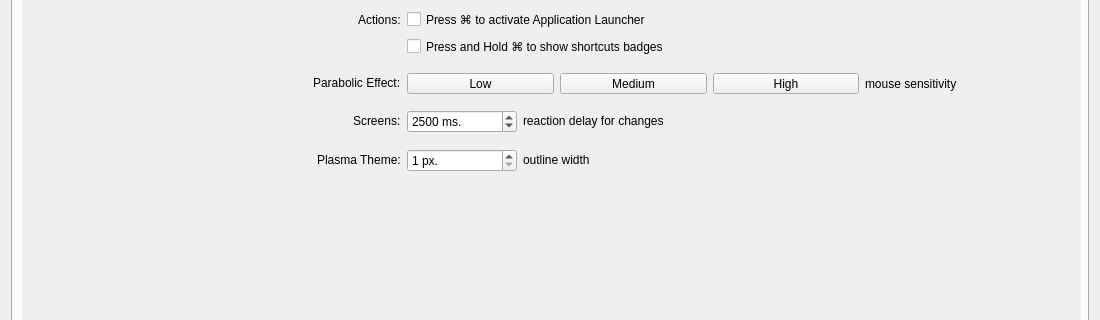
Qt form app/settings/settingsdialog/settingsdialog.ui (KDE/latte-dock) before a commit; both pictures show x 0 to 1100 and y 170 to 490 of the 1100 by 750 pixel window.
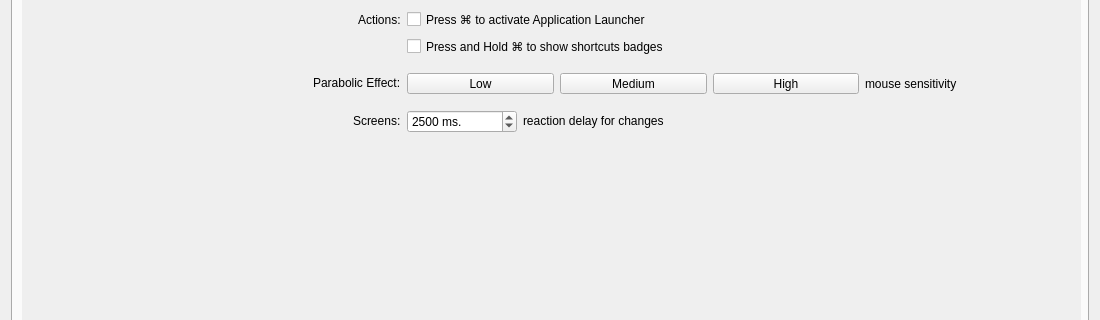
The same form after that commit. The open tabs and pages were chosen to show the change. Icons and pictures are not drawn. Custom widgets are drawn as their Qt base class.

Commit message: drop outline width exposure through gui

```diff
--- a/app/settings/settingsdialog/settingsdialog.ui
+++ b/app/settings/settingsdialog/settingsdialog.ui
@@ -522,7 +522,7 @@
             <x>0</x>
             <y>0</y>
             <width>1068</width>
-            <height>375</height>
+            <height>344</height>
            </rect>
           </property>
           <property name="sizePolicy">
@@ -729,77 +729,7 @@
               </layout>
              </item>
              <item row="15" column="1">
-              <layout class="QHBoxLayout" name="plasmaThemeRowLayout">
-               <item>
-                <widget class="QSpinBox" name="outlineSpinBox">
-                 <property name="sizePolicy">
-                  <sizepolicy hsizetype="MinimumExpanding" vsizetype="Fixed">
-                   <horstretch>0</horstretch>
-                   <verstretch>0</verstretch>
-                  </sizepolicy>
-                 </property>
-                 <property name="minimumSize">
-                  <size>
-                   <width>70</width>
-                   <height>0</height>
-                  </size>
-                 </property>
-                 <property name="maximumSize">
-                  <size>
-                   <width>110</width>
-                   <height>16777215</height>
-                  </size>
-                 </property>
-                 <property name="toolTip">
-                  <string>Outline width used from background to draw its borders</string>
-                 </property>
-                 <property name="suffix">
-                  <string> px.</string>
-                 </property>
-                 <property name="minimum">
-                  <number>1</number>
-                 </property>
-                 <property name="maximum">
-                  <number>20</number>
-                 </property>
-                </widget>
-               </item>
-               <item>
-                <widget class="QLabel" name="outlineLbl">
-                 <property name="enabled">
-                  <bool>true</bool>
-                 </property>
-                 <property name="sizePolicy">
-                  <sizepolicy hsizetype="Minimum" vsizetype="Fixed">
-                   <horstretch>0</horstretch>
-                   <verstretch>0</verstretch>
-                  </sizepolicy>
-                 </property>
-                 <property name="toolTip">
-                  <string>Outline width used from background to draw its borders</string>
-                 </property>
-                 <property name="text">
-                  <string>outline width </string>
-                 </property>
-                </widget>
-               </item>
-               <item>
-                <spacer name="horizontalSpacer_16">
-                 <property name="orientation">
-                  <enum>Qt::Horizontal</enum>
-                 </property>
-                 <property name="sizeType">
-                  <enum>QSizePolicy::Expanding</enum>
-                 </property>
-                 <property name="sizeHint" stdset="0">
-                  <size>
-                   <width>20</width>
-                   <height>20</height>
-                  </size>
-                 </property>
-                </spacer>
-               </item>
-              </layout>
+              <layout class="QHBoxLayout" name="plasmaThemeRowLayout"/>
              </item>
              <item row="14" column="1">
               <spacer name="verticalSpacer_11">
@@ -914,37 +844,7 @@
               </widget>
              </item>
              <item row="15" column="0">
-              <layout class="QHBoxLayout" name="plasmaThemeHeaderRowLayout">
-               <item>
-                <spacer name="horizontalSpacer_10">
-                 <property name="orientation">
-                  <enum>Qt::Horizontal</enum>
-                 </property>
-                 <property name="sizeHint" stdset="0">
-                  <size>
-                   <width>40</width>
-                   <height>20</height>
-                  </size>
-                 </property>
-                </spacer>
-               </item>
-               <item>
-                <widget class="QLabel" name="plasmaLbl">
-                 <property name="sizePolicy">
-                  <sizepolicy hsizetype="Minimum" vsizetype="Fixed">
-                   <horstretch>0</horstretch>
-                   <verstretch>0</verstretch>
-                  </sizepolicy>
-                 </property>
-                 <property name="text">
-                  <string>Plasma Theme:</string>
-                 </property>
-                 <property name="alignment">
-                  <set>Qt::AlignLeading|Qt::AlignLeft|Qt::AlignVCenter</set>
-                 </property>
-                </widget>
-               </item>
-              </layout>
+              <layout class="QHBoxLayout" name="plasmaThemeHeaderRowLayout"/>
              </item>
              <item row="0" column="1">
               <widget class="QCheckBox" name="badges3DStyleChkBox">
```
The commit also changes 3 other files.
